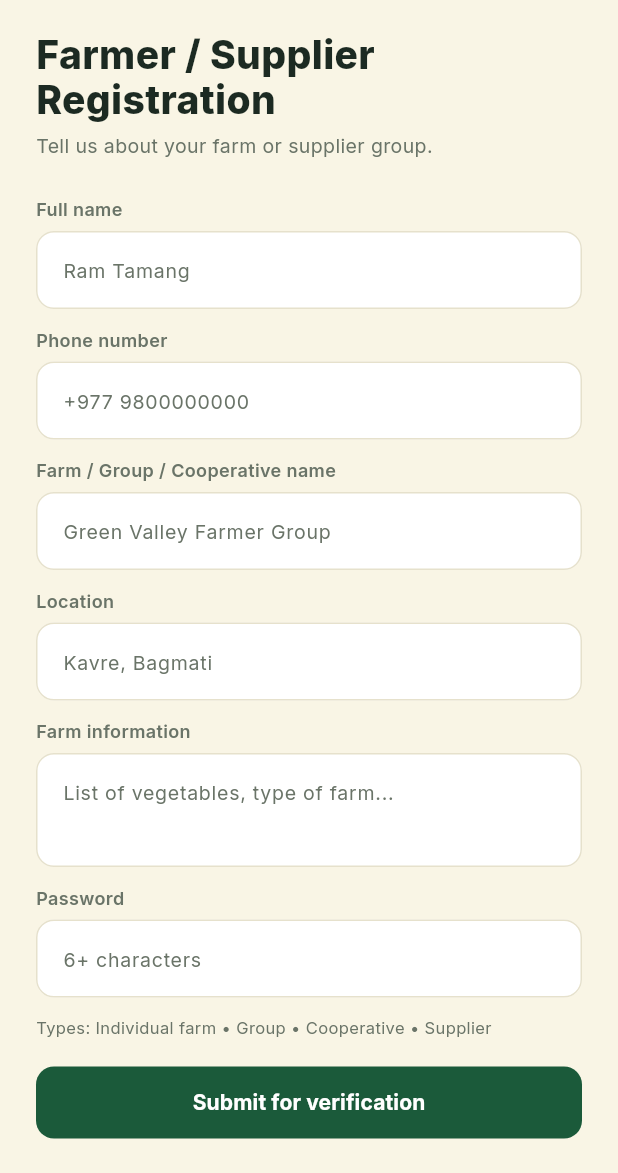
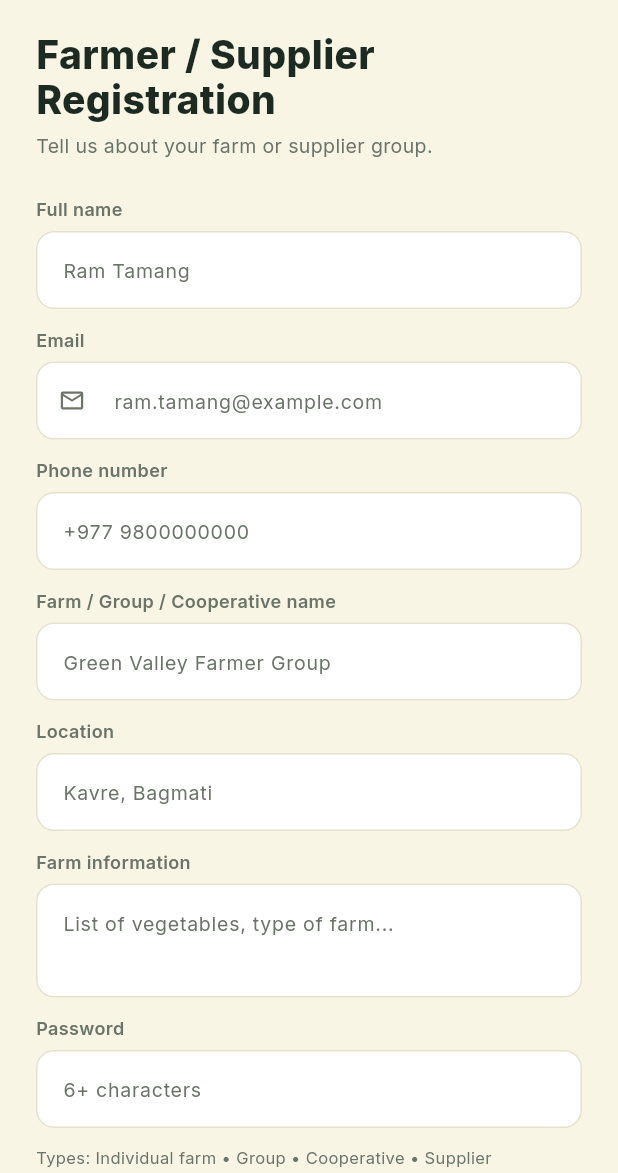
Before and after one commit to maharjanrijal126/harvesta, a Flutter app: the FarmerRegisterPage screen opened directly, on a phone screen of 412 x 824 dp, the part 63-1236 px from its top. Run offline on Flutter 3.47's test engine with Material 3 defaults, Android fonts, the phone set to English and light mode, and no system bars; our stand-ins replace cloud_firestore, connectivity_plus, firebase_auth, firebase_core, google_fonts; accounts and stored records are empty.

Commit message:
debug stack overflow and added email in farmer registration

```diff
--- a/lib/screens/auth/auth_pages.dart
+++ b/lib/screens/auth/auth_pages.dart
@@ -354,7 +354,7 @@ class _FarmerLoginPageState extends State<FarmerLoginPage> {
       context,
       (v) => setState(() => _loading = v),
       () => AuthService.signIn(
-        email: AuthService.farmerEmail(_id.text),
+        email: _id.text,
         password: _pass.text,
         role: 'farmer',
       ),
@@ -399,7 +399,8 @@ class _FarmerLoginPageState extends State<FarmerLoginPage> {
         ),
       ),
       const SizedBox(height: 16),
-      Row(
+      Wrap(
+        crossAxisAlignment: WrapCrossAlignment.center,
         children: [
           const Text(
             'New to Harvesta? ',
@@ -440,6 +441,7 @@ class FarmerRegisterPage extends StatefulWidget {
 class _FarmerRegisterPageState extends State<FarmerRegisterPage> {
   final _form = GlobalKey<FormState>();
   final _name = TextEditingController();
+  final _email = TextEditingController();
   final _phone = TextEditingController();
   final _farm = TextEditingController();
   final _loc = TextEditingController();
@@ -449,7 +451,7 @@ class _FarmerRegisterPageState extends State<FarmerRegisterPage> {
 
   @override
   void dispose() {
-    for (final c in [_name, _phone, _farm, _loc, _info, _pass]) {
+    for (final c in [_name, _email, _phone, _farm, _loc, _info, _pass]) {
       c.dispose();
     }
     super.dispose();
@@ -462,6 +464,7 @@ class _FarmerRegisterPageState extends State<FarmerRegisterPage> {
       (v) => setState(() => _loading = v),
       () => AuthService.registerFarmer(
         fullName: _name.text,
+        email: _email.text,
         phone: _phone.text,
         password: _pass.text,
         farmName: _farm.text,
@@ -485,6 +488,14 @@ class _FarmerRegisterPageState extends State<FarmerRegisterPage> {
               label: 'Full name',
               hint: 'Ram Tamang',
               validator: reqV,
+            ),
+            HField(
+              controller: _email,
+              label: 'Email',
+              hint: 'ram.tamang@example.com',
+              icon: Icons.mail_outline,
+              keyboard: TextInputType.emailAddress,
+              validator: emailV,
             ),
             HField(
               controller: _phone,
--- a/lib/services/auth_service.dart
+++ b/lib/services/auth_service.dart
@@ -16,10 +16,13 @@ class AuthService {
 
   /// Farmers sign in with a phone number or an email. Firebase email/password auth needs an email,
   /// so a phone number is mapped to <digits>@farmer.harvesta.app behind the scenes.
+  static String farmerPhoneDigits(String input) =>
+      input.replaceAll(RegExp(r'[^0-9]'), '');
+
   static String farmerEmail(String input) {
     final v = input.trim();
     if (v.contains('@')) return v.toLowerCase();
-    return '${v.replaceAll(RegExp(r'[^0-9]'), '')}@farmer.harvesta.app';
+    return '${farmerPhoneDigits(v)}@farmer.harvesta.app';
   }
 
   static String friendly(Object e) {
@@ -53,8 +56,22 @@ class AuthService {
     required String password,
     required String role,
   }) async {
+    var signInEmail = email.trim();
+    if (role == 'farmer' && !signInEmail.contains('@')) {
+      final phoneDigits = farmerPhoneDigits(signInEmail);
+      final farmers = await _users
+          .where('phoneDigits', isEqualTo: phoneDigits)
+          .limit(1)
+          .get();
+      final registeredEmail = farmers.docs.isEmpty
+          ? null
+          : farmers.docs.first.data()['email'];
+      signInEmail = registeredEmail is String && registeredEmail.isNotEmpty
+          ? registeredEmail
+          : farmerEmail(signInEmail);
+    }
     final cred = await _auth.signInWithEmailAndPassword(
-      email: email.trim(),
+      email: signInEmail,
       password: password,
     );
     final doc = await _users.doc(cred.user!.uid).get();
@@ -98,33 +115,34 @@ class AuthService {
 
   static Future<void> registerFarmer({
     required String fullName,
+    required String email,
     required String phone,
     required String password,
     required String farmName,
     required String location,
     required String farmInfo,
   }) async {
-    final email = farmerEmail(phone);
+    final normalizedEmail = email.trim().toLowerCase();
     final cred = await _auth.createUserWithEmailAndPassword(
-      email: email,
+      email: normalizedEmail,
       password: password,
     );
     await cred.user!.updateDisplayName(fullName.trim());
-    await _users
-        .doc(cred.user!.uid)
-        .set(
-          AppUser(
+    final profile = AppUser(
       uid: cred.user!.uid,
       role: 'farmer',
       name: fullName.trim(),
-            email: email,
+      email: normalizedEmail,
       phone: phone.trim(),
       farmName: farmName.trim(),
       location: location.trim(),
       farmInfo: farmInfo.trim(),
       verificationStatus: 'pending',
-          ).toMap(),
-        );
+    ).toMap();
+    profile['phoneDigits'] = farmerPhoneDigits(phone);
+    await _users
+        .doc(cred.user!.uid)
+        .set(profile);
   }
 
   /// Returns true if a reset email was sent, false if a support request was filed instead
```
Also changed, not shown: firebase.json, 1 other file. Lines whose indentation alone changed are shown as unchanged.
